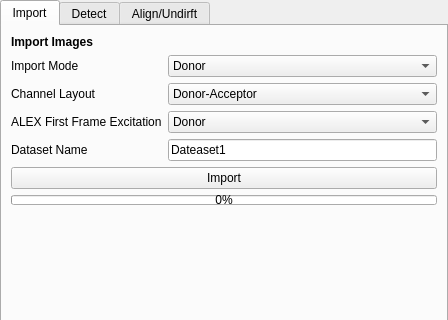
Before: the Qt Designer form src/napari_gapseq2/widget_ui.ui in piedrro/napari-GapSeq2, drawn with Qt 5; both pictures show x 0 to 448 and y 0 to 320 of the 448 by 540 pixel window.
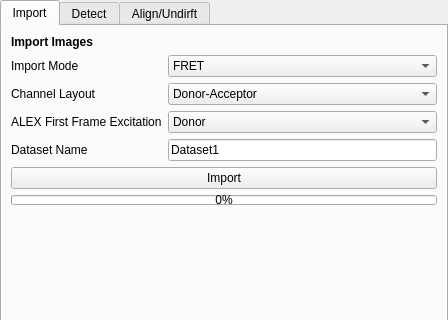
After: the same form once the commit is applied.

Diff of the .ui file:
```diff
--- a/src/napari_gapseq2/widget_ui.ui
+++ b/src/napari_gapseq2/widget_ui.ui
@@ -45,6 +45,11 @@
       </item>
       <item row="0" column="1">
        <widget class="QComboBox" name="gapseq_import_mode">
+        <item>
+         <property name="text">
+          <string>FRET</string>
+         </property>
+        </item>
         <item>
          <property name="text">
           <string>Donor</string>
@@ -139,7 +144,7 @@
       <item row="3" column="1">
        <widget class="QLineEdit" name="gapseq_dataset_name">
         <property name="text">
-         <string>Dateaset1</string>
+         <string>Dataset1</string>
         </property>
        </widget>
       </item>
```
Left out of the diff: 19 changed lines with no effect on the pictures.
